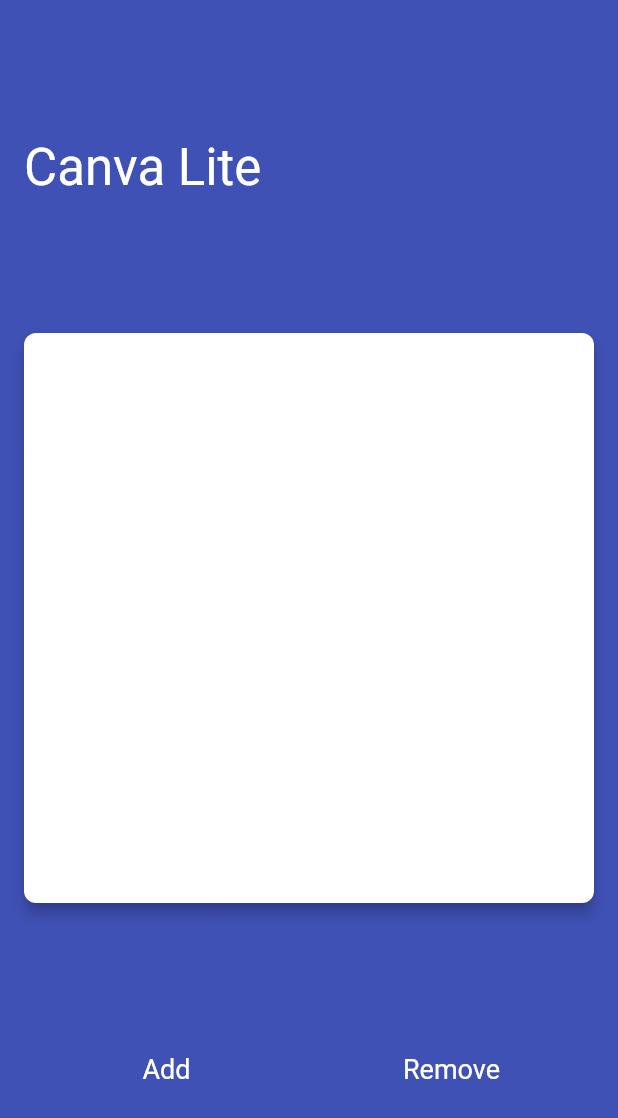
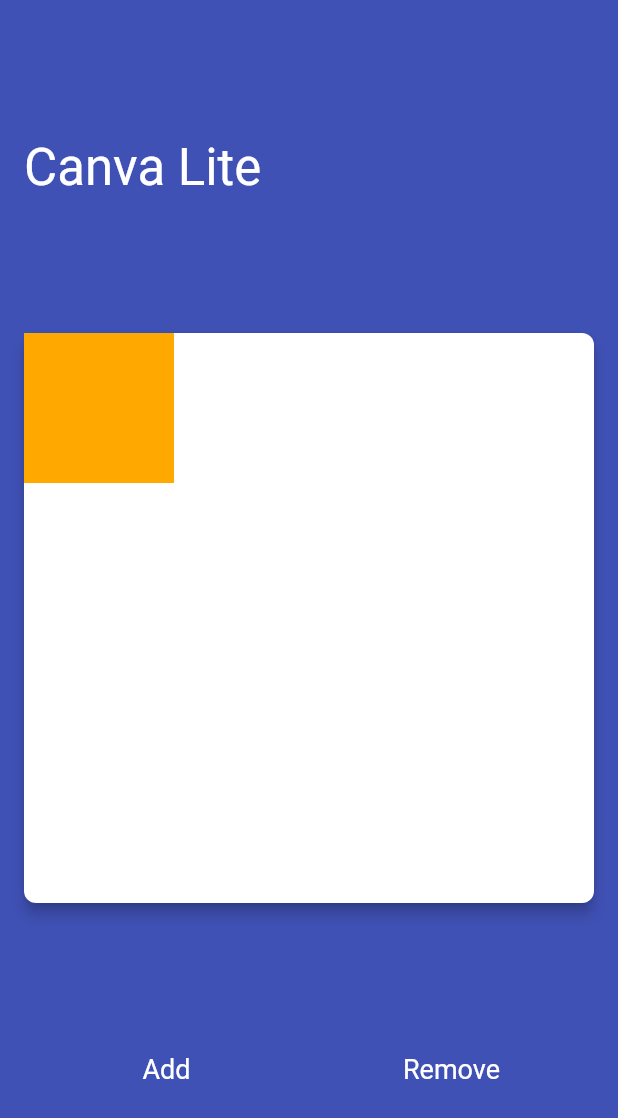
Before and after one commit to romanzes/canva-lite-flutter, a Flutter app: the screen it shows after launch, after a tap on "Add", on a phone screen of 412 x 824 dp. Shown: the top 1118 px of the screen. Run offline on Flutter 3.47's test engine with Material 2 defaults, Android fonts, the phone set to English and light mode, and no system bars.

Commit message:
Add elements to the canvas

```diff
--- /dev/null
+++ b/lib/canvas.dart
@@ -0,0 +1,77 @@
+import 'dart:async';
+import 'dart:math';
+
+import 'package:flutter/material.dart';
+
+class Canvas extends StatefulWidget {
+  const Canvas({
+    Key key,
+    @required this.elementsBloc,
+  }) : super(key: key);
+
+  final ElementsBloc elementsBloc;
+
+  @override
+  _Canvas createState() => _Canvas();
+}
+
+class _Canvas extends State<Canvas> {
+  @override
+  Widget build(BuildContext context) {
+    return StreamBuilder<List<Element>>(
+      stream: widget.elementsBloc.elements,
+      initialData: List<Element>(),
+      builder: (context, snapshot) {
+        return Stack(
+          children: snapshot.data
+              .map((element) => Positioned(
+                    child: Container(color: element.color),
+                    left: element.x,
+                    top: element.x,
+                    width: element.width,
+                    height: element.height,
+                  ))
+              .toList(),
+        );
+      },
+    );
+  }
+}
+
+class ElementsBloc {
+  final _elementsStreamController = StreamController<List<Element>>();
+
+  Random _random = Random();
+  List<Element> _elements = List<Element>();
+
+  Stream<List<Element>> get elements => _elementsStreamController.stream;
+
+  void addElement() {
+    double hue = _random.nextDouble() * 360;
+    Color color = HSLColor.fromAHSL(1.0, hue, 1.0, 0.5).toColor();
+    Element newElement =
+        Element(x: 0, y: 0, width: 100, height: 100, color: color);
+    _elements.add(newElement);
+    _elementsStreamController.add(_elements);
+  }
+
+  void dispose() {
+    _elementsStreamController.close();
+  }
+}
+
+class Element {
+  const Element({
+    @required this.x,
+    @required this.y,
+    @required this.width,
+    @required this.height,
+    @required this.color,
+  });
+
+  final double x;
+  final double y;
+  final double width;
+  final double height;
+  final Color color;
+}
--- a/lib/circumscribed_ink_response.dart
+++ b/lib/circumscribed_ink_response.dart
@@ -19,7 +19,7 @@ class CircumscribedInkResponse extends StatefulWidget {
     this.splashFactory,
     this.enableFeedback = true,
     this.excludeFromSemantics = false,
-  });
+  }) : super(key: key);
 
   final Widget child;
   final GestureTapCallback onTap;
@@ -45,7 +45,6 @@ class _CircumscribedInkResponse extends State<CircumscribedInkResponse> {
 
   Widget build(BuildContext context) {
     return InkResponse(
-      key: widget.key,
       child: widget.child,
       onTap: widget.onTap,
       onTapDown: widget.onTapDown,
--- a/lib/main.dart
+++ b/lib/main.dart
@@ -1,5 +1,6 @@
 import 'package:flutter/material.dart';
 
+import 'canvas.dart';
 import 'circumscribed_ink_response.dart';
 
 void main() => runApp(MyApp());
@@ -23,6 +24,14 @@ class MyHomePage extends StatefulWidget {
 }
 
 class _MyHomePageState extends State<MyHomePage> {
+  ElementsBloc _elementsBloc;
+
+  @override
+  void initState() {
+    super.initState();
+    _elementsBloc = ElementsBloc();
+  }
+
   @override
   Widget build(BuildContext context) {
     return Scaffold(
@@ -48,6 +57,7 @@ class _MyHomePageState extends State<MyHomePage> {
                   aspectRatio: 1.0,
                   child: Material(
                     borderRadius: BorderRadius.all(Radius.circular(8)),
+                    child: Canvas(elementsBloc: _elementsBloc),
                     color: Colors.white,
                     elevation: 4,
                   ),
@@ -58,7 +68,7 @@ class _MyHomePageState extends State<MyHomePage> {
                       FancyButton(
                         text: 'Add',
                         onTap: () {
-                          /* ... */
+                          _elementsBloc.addElement();
                         },
                       ),
                       FancyButton(
@@ -77,6 +87,12 @@ class _MyHomePageState extends State<MyHomePage> {
         ),
       ),
     );
+  }
+
+  @override
+  void dispose() {
+    _elementsBloc.dispose();
+    super.dispose();
   }
 }
 
```
